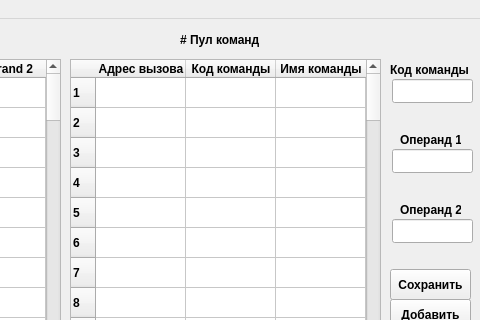
This is MT589/commandmodewindow.ui in lagovsp/mt589-simulator-program as Qt 5 draws it before an edit; both pictures show x 270 to 750 and y 0 to 320 of the 1200 by 700 pixel window. The edited form follows.
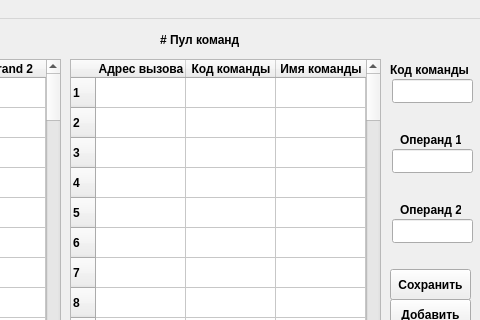
This is the edited form.

The edit to the form file:
```diff
--- a/MT589/commandmodewindow.ui
+++ b/MT589/commandmodewindow.ui
@@ -10675,7 +10675,7 @@
    <widget class="QLabel" name="label_49">
     <property name="geometry">
      <rect>
-      <x>450</x>
+      <x>430</x>
       <y>0</y>
       <width>141</width>
       <height>41</height>
```
